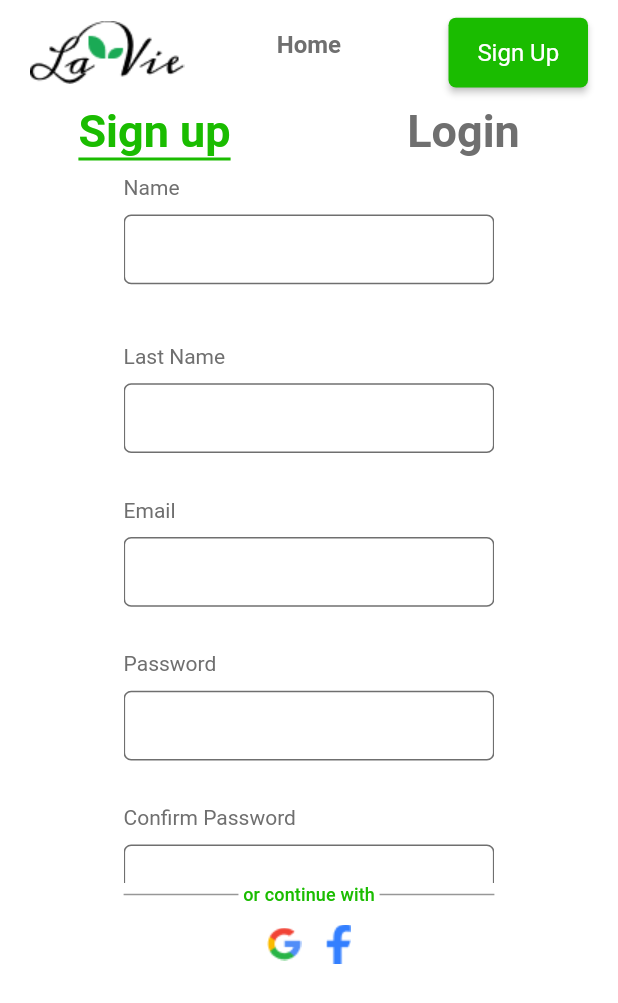
After one commit to AhmedHamed-20/ODC-Flutter-Hackathon, a Flutter app: the LayoutScreenWeb screen opened directly, on a phone screen of 412 x 824 dp. The commit adds this screen. Shown: the top 1003 px of the screen. Run offline on Flutter 3.47's test engine with Material 2 defaults, Android fonts, the phone set to English and light mode, and no system bars; our stand-ins replace flutter_bloc, google_fonts; missing offline and left inert: dart:js.

Commit message:
web_login

```diff
--- /dev/null
+++ b/lib/layouts/web_layout.dart
@@ -0,0 +1,59 @@
+import 'package:flutter/src/foundation/key.dart';
+import 'package:flutter/src/widgets/framework.dart';
+
+import 'package:flutter/material.dart';
+import 'package:flutter_bloc/flutter_bloc.dart';
+import 'package:la_vie/data_layer/bloc/login_cubit/login_cubit.dart';
+import 'package:la_vie/data_layer/bloc/login_cubit/login_states.dart';
+import 'package:la_vie/presentation_layer/components/components.dart';
+import 'package:la_vie/presentation_layer/constants/constants.dart';
+
+import '../presentation_layer/screen/web_screens/login_screen_web.dart';
+import '../presentation_layer/widgets/nav_bar_web.dart';
+
+class LayoutScreenWeb extends StatelessWidget {
+  const LayoutScreenWeb({Key? key}) : super(key: key);
+
+  @override
+  Widget build(BuildContext context) {
+    return BlocConsumer<LoginCubit, LoginCubitStates>(
+      builder: (context, state) {
+        return Scaffold(
+          body: Column(
+            children: [
+              SizedBox(
+                width: MediaQuery.of(context).size.width,
+                height: 70,
+                child: Padding(
+                  padding: EdgeInsets.symmetric(horizontal: AppPadding.p20),
+                  child: Row(
+                    mainAxisAlignment: MainAxisAlignment.spaceBetween,
+                    children: [
+                      Flexible(
+                          flex: 2,
+                          child: Image.asset('assets/images/logo.png')),
+                      navBarWeb(navBarList),
+                      Flexible(
+                        flex: 1,
+                        child: defaultButton(
+                            onPressed: () {},
+                            buttonChild: Text(
+                              'Sign Up',
+                              style: Theme.of(context).textTheme.labelMedium,
+                            ),
+                            width: AppWidth.w100,
+                            height: AppHeight.h46),
+                      )
+                    ],
+                  ),
+                ),
+              ),
+              Expanded(child: LoginScreenWeb()),
+            ],
+          ),
+        );
+      },
+      listener: (context, state) {},
+    );
+  }
+}
--- a/lib/main.dart
+++ b/lib/main.dart
@@ -2,8 +2,11 @@ import 'package:flutter/material.dart';
 import 'package:flutter_bloc/flutter_bloc.dart';
 import 'package:la_vie/data_layer/bloc/login_cubit/login_cubit.dart';
 import 'package:la_vie/data_layer/bloc/login_cubit/login_states.dart';
-import 'package:la_vie/presentation_layer/screen/login_screen.dart';
+import 'package:la_vie/presentation_layer/screen/mobile_screens/login_screen.dart';
+import 'package:la_vie/presentation_layer/screen/web_screens/login_screen_web.dart';
 import 'package:la_vie/presentation_layer/theme/app_theme.dart';
+
+import 'layouts/web_layout.dart';
 
 void main() {
   runApp(const MyApp());
@@ -25,7 +28,14 @@ class MyApp extends StatelessWidget {
           return MaterialApp(
             debugShowCheckedModeBanner: false,
             theme: lightMode,
-            home: const LoginScreen(),
+            home: LayoutBuilder(
+              builder: ((context, constraints) {
+                if (constraints.minWidth <= 550) {
+                  return LoginScreen();
+                }
+                return LayoutScreenWeb();
+              }),
+            ),
           );
         },
         listener: (context, state) {},
--- a/lib/presentation_layer/constants/constants.dart
+++ b/lib/presentation_layer/constants/constants.dart
@@ -1,4 +1,9 @@
 import 'package:flutter/material.dart';
+import 'package:la_vie/presentation_layer/screen/web_screens/about_screen_web.dart';
+import 'package:la_vie/presentation_layer/screen/web_screens/blog_screen_web.dart';
+import 'package:la_vie/presentation_layer/screen/web_screens/community_screen_web.dart';
+import 'package:la_vie/presentation_layer/screen/web_screens/home_screen_web.dart';
+import 'package:la_vie/presentation_layer/screen/web_screens/shob_screen_web.dart';
 
 class AppFontSize {
   static double s10 = 10;
@@ -8,6 +13,8 @@ class AppFontSize {
   static double s18 = 18;
   static double s20 = 20;
   static double s22 = 22;
+  static double s36 = 36;
+  static double s30 = 30;
 }
 
 class AppPadding {
@@ -63,6 +70,9 @@ class AppHeight {
   static double h20 = 20;
   static double h22 = 22;
   static double h46 = 46.5;
+  static double h70 = 70;
+
+  static double h100 = 100;
 }
 
 class AppWidth {
@@ -78,6 +88,7 @@ class AppWidth {
   static double w20 = 20;
   static double w22 = 22;
   static double w44 = 44;
+  static double w100 = 100;
 }
 
 class AppColors {
@@ -95,3 +106,11 @@ class AppColors {
   static Color textFieldBorderColorGrey = const Color(0xff6F6F6F);
   static Color dividerColorGrey = const Color(0xff979797);
 }
+
+List<Map<String, Widget>> navBarList = [
+  {'Home': HomeScreenWeb()},
+  {'Shope': ShobScreenWeb()},
+  {'Blog': BlogScreenWeb()},
+  {'About': AboutScreenWeb()},
+  {'Community': CommunityScreenWeb()}
+];
--- a/lib/presentation_layer/constants/controllers.dart
+++ b/lib/presentation_layer/constants/controllers.dart
@@ -18,4 +18,5 @@ class TextFormFieldControllers {
 
 class TabBarController {
   static TabController? tabController;
+  static TabController? tabControllerWeb;
 }
--- a/lib/presentation_layer/screen/login_screen.dart
+++ b/lib/presentation_layer/screen/mobile_screens/login_screen.dart
@@ -6,8 +6,8 @@ import 'package:la_vie/data_layer/bloc/login_cubit/login_states.dart';
 import 'package:la_vie/presentation_layer/constants/constants.dart';
 import 'package:la_vie/presentation_layer/constants/controllers.dart';
 
-import '../widgets/login_widget.dart';
-import '../widgets/sign_up_widget.dart';
+import '../../widgets/login_widget.dart';
+import '../../widgets/sign_up_widget.dart';
 
 class LoginScreen extends StatefulWidget {
   const LoginScreen({Key? key}) : super(key: key);
--- /dev/null
+++ b/lib/presentation_layer/screen/web_screens/about_screen_web.dart
@@ -0,0 +1,10 @@
+import 'package:flutter/material.dart';
+
+class AboutScreenWeb extends StatelessWidget {
+  const AboutScreenWeb({Key? key}) : super(key: key);
+
+  @override
+  Widget build(BuildContext context) {
+    return Container();
+  }
+}
--- /dev/null
+++ b/lib/presentation_layer/screen/web_screens/blog_screen_web.dart
@@ -0,0 +1,10 @@
+import 'package:flutter/material.dart';
+
+class BlogScreenWeb extends StatelessWidget {
+  const BlogScreenWeb({Key? key}) : super(key: key);
+
+  @override
+  Widget build(BuildContext context) {
+    return Container();
+  }
+}
--- /dev/null
+++ b/lib/presentation_layer/screen/web_screens/community_screen_web.dart
@@ -0,0 +1,10 @@
+import 'package:flutter/material.dart';
+
+class CommunityScreenWeb extends StatelessWidget {
+  const CommunityScreenWeb({Key? key}) : super(key: key);
+
+  @override
+  Widget build(BuildContext context) {
+    return Container();
+  }
+}
--- /dev/null
+++ b/lib/presentation_layer/screen/web_screens/home_screen_web.dart
@@ -0,0 +1,10 @@
+import 'package:flutter/material.dart';
+
+class HomeScreenWeb extends StatelessWidget {
+  const HomeScreenWeb({Key? key}) : super(key: key);
+
+  @override
+  Widget build(BuildContext context) {
+    return Container();
+  }
+}
--- /dev/null
+++ b/lib/presentation_layer/screen/web_screens/login_screen_web.dart
@@ -0,0 +1,106 @@
+import 'package:flutter/src/foundation/key.dart';
+import 'package:flutter/src/widgets/framework.dart';
+
+import 'package:flutter/material.dart';
+import 'package:flutter_bloc/flutter_bloc.dart';
+import 'package:google_fonts/google_fonts.dart';
+import 'package:la_vie/data_layer/bloc/login_cubit/login_cubit.dart';
+import 'package:la_vie/data_layer/bloc/login_cubit/login_states.dart';
+import 'package:la_vie/presentation_layer/components/components.dart';
+import 'package:la_vie/presentation_layer/constants/constants.dart';
+
+import '../../constants/controllers.dart';
+import '../../widgets/login_widget.dart';
+import '../../widgets/nav_bar_web.dart';
+import '../../widgets/or_connect_with_widget.dart';
+import '../../widgets/sign_up_widget.dart';
+
+class LoginScreenWeb extends StatefulWidget {
+  const LoginScreenWeb({Key? key}) : super(key: key);
+
+  @override
+  State<LoginScreenWeb> createState() => _LoginScreenWebState();
+}
+
+class _LoginScreenWebState extends State<LoginScreenWeb>
+    with TickerProviderStateMixin {
+  @override
+  void initState() {
+    TabBarController.tabControllerWeb = TabController(length: 2, vsync: this);
+    super.initState();
+  }
+
+  @override
+  Widget build(BuildContext context) {
+    return BlocConsumer<LoginCubit, LoginCubitStates>(
+      builder: (context, state) {
+        return Column(
+          children: [
+            TabBar(
+              unselectedLabelStyle: GoogleFonts.roboto(
+                fontSize: AppFontSize.s30,
+                fontWeight: FontWeight.w600,
+              ),
+              labelColor: Theme.of(context).primaryColor,
+              unselectedLabelColor: AppColors.subtitleTextColor,
+              controller: TabBarController.tabControllerWeb,
+              labelStyle: GoogleFonts.roboto(
+                fontSize: AppFontSize.s30,
+                fontWeight: FontWeight.w600,
+              ),
+              indicatorColor: Theme.of(context).primaryColor,
+              indicatorSize: TabBarIndicatorSize.label,
+              tabs: const [
+                Text(
+                  'Sign up',
+                ),
+                Text(
+                  'Login',
+                ),
+              ],
+            ),
+            SizedBox(
+              height: AppHeight.h10,
+            ),
+            Expanded(
+              flex: 2,
+              child: TabBarView(
+                controller: TabBarController.tabControllerWeb,
+                children: [
+                  Padding(
+                    padding: EdgeInsets.only(
+                      left: MediaQuery.of(context).size.width * 0.2,
+                      right: MediaQuery.of(context).size.width * 0.2,
+                    ),
+                    child: signUpWidget(context),
+                  ),
+                  Padding(
+                    padding: EdgeInsets.only(
+                      left: MediaQuery.of(context).size.width * 0.2,
+                      right: MediaQuery.of(context).size.width * 0.2,
+                    ),
+                    child: loginWidget(
+                      context: context,
+                      onPressedOnForgetPassword: () {},
+                      onPressedOnLogin: () {},
+                    ),
+                  ),
+                ],
+              ),
+            ),
+            Expanded(
+              child: Padding(
+                padding: EdgeInsets.only(
+                  left: MediaQuery.of(context).size.width * 0.2,
+                  right: MediaQuery.of(context).size.width * 0.2,
+                ),
+                child: connectWith(context, () {}, () {}),
+              ),
+            )
+          ],
+        );
+      },
+      listener: (context, state) {},
+    );
+  }
+}
--- /dev/null
+++ b/lib/presentation_layer/screen/web_screens/shob_screen_web.dart
@@ -0,0 +1,10 @@
+import 'package:flutter/material.dart';
+
+class ShobScreenWeb extends StatelessWidget {
+  const ShobScreenWeb({Key? key}) : super(key: key);
+
+  @override
+  Widget build(BuildContext context) {
+    return Container();
+  }
+}
--- a/lib/presentation_layer/widgets/login_widget.dart
+++ b/lib/presentation_layer/widgets/login_widget.dart
@@ -1,8 +1,8 @@
 import 'package:flutter/material.dart';
 
+import '../components/components.dart';
 import '../constants/constants.dart';
 import '../constants/controllers.dart';
-import '../screen/components/components.dart';
 
 Widget loginWidget(
     {required BuildContext context,
--- /dev/null
+++ b/lib/presentation_layer/widgets/nav_bar_web.dart
@@ -0,0 +1,28 @@
+import 'dart:js';
+
+import 'package:flutter/widgets.dart';
+
+import 'package:flutter/material.dart';
+import 'package:la_vie/presentation_layer/constants/constants.dart';
+
+Widget navBarWeb(List<Map<String, Widget>> screens) {
+  return Flexible(
+    flex: 1,
+    child: ListView.builder(
+      scrollDirection: Axis.horizontal,
+      itemBuilder: (context, index) {
+        return Padding(
+          padding: EdgeInsets.all(AppPadding.p20),
+          child: Text(
+            screens[index]
+                .keys
+                .toString()
+                .replaceAll('(', '')
+                .replaceAll(')', ''),
+          ),
+        );
+      },
+      itemCount: screens.length,
+    ),
+  );
+}
--- /dev/null
+++ b/lib/presentation_layer/widgets/or_connect_with_widget.dart
@@ -0,0 +1,60 @@
+import 'package:flutter/material.dart';
+
+import '../constants/constants.dart';
+
+Widget connectWith(BuildContext context, VoidCallback onTabOnGoogle,
+    VoidCallback onTabOnFacebook) {
+  return Column(
+    children: [
+      Expanded(
+        flex: 1,
+        child: Column(
+          children: [
+            Row(
+              children: [
+                Expanded(
+                  child: Divider(
+                    thickness: AppHeight.h1,
+                    color: AppColors.dividerColorGrey,
+                  ),
+                ),
+                Text(
+                  ' or continue with ',
+                  style: Theme.of(context)
+                      .textTheme
+                      .titleSmall
+                      ?.copyWith(color: Theme.of(context).primaryColor),
+                ),
+                Expanded(
+                  child: Divider(
+                    thickness: AppHeight.h1,
+                    color: AppColors.dividerColorGrey,
+                  ),
+                ),
+              ],
+            ),
+            SizedBox(
+              height: AppHeight.h12,
+            ),
+            Row(
+              mainAxisAlignment: MainAxisAlignment.center,
+              children: [
+                GestureDetector(
+                  onTap: onTabOnGoogle,
+                  child: Image.asset('assets/images/google.png'),
+                ),
+                SizedBox(
+                  width: AppWidth.w16,
+                ),
+                GestureDetector(
+                  onTap: onTabOnFacebook,
+                  child: Image.asset('assets/images/facebook.png'),
+                )
+              ],
+            ),
+          ],
+        ),
+      ),
+    ],
+  );
+}
--- a/lib/presentation_layer/widgets/sign_up_widget.dart
+++ b/lib/presentation_layer/widgets/sign_up_widget.dart
@@ -1,8 +1,8 @@
 import 'package:flutter/material.dart';
 
+import '../components/components.dart';
 import '../constants/constants.dart';
 import '../constants/controllers.dart';
-import '../screen/components/components.dart';
 
 Widget signUpWidget(BuildContext context) {
   return SingleChildScrollView(
```
Also changed, not shown: lib/presentation_layer/components/components.dart (renamed from lib/presentation_layer/screen/components/components.dart).
